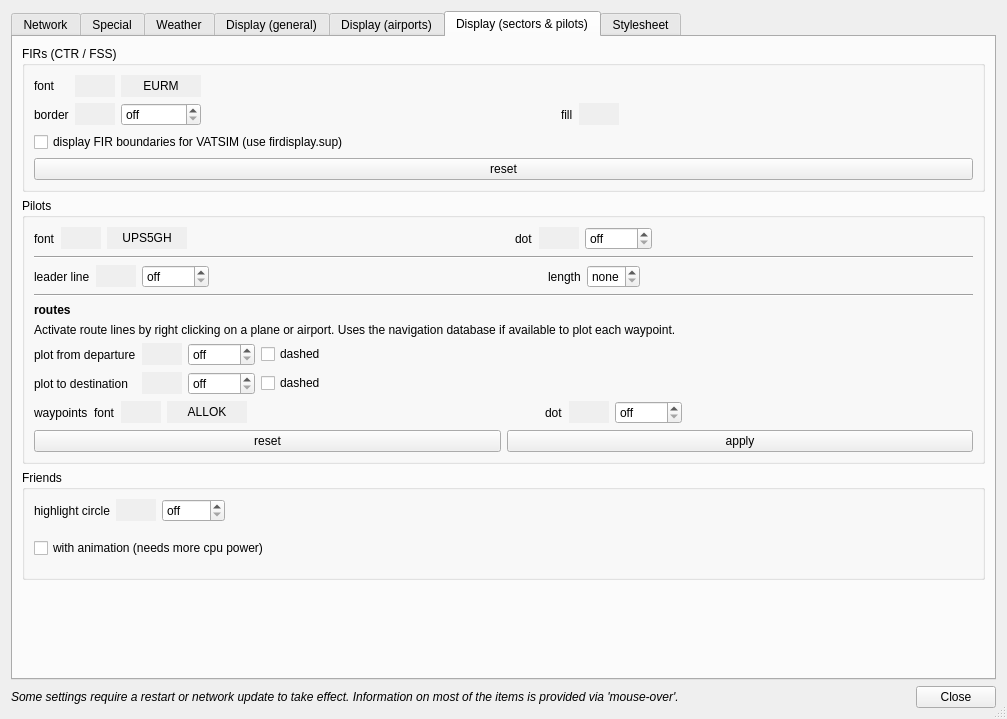
First picture: the form in src/PreferencesDialog.ui, repository qutescoop/qutescoop, before the edit.
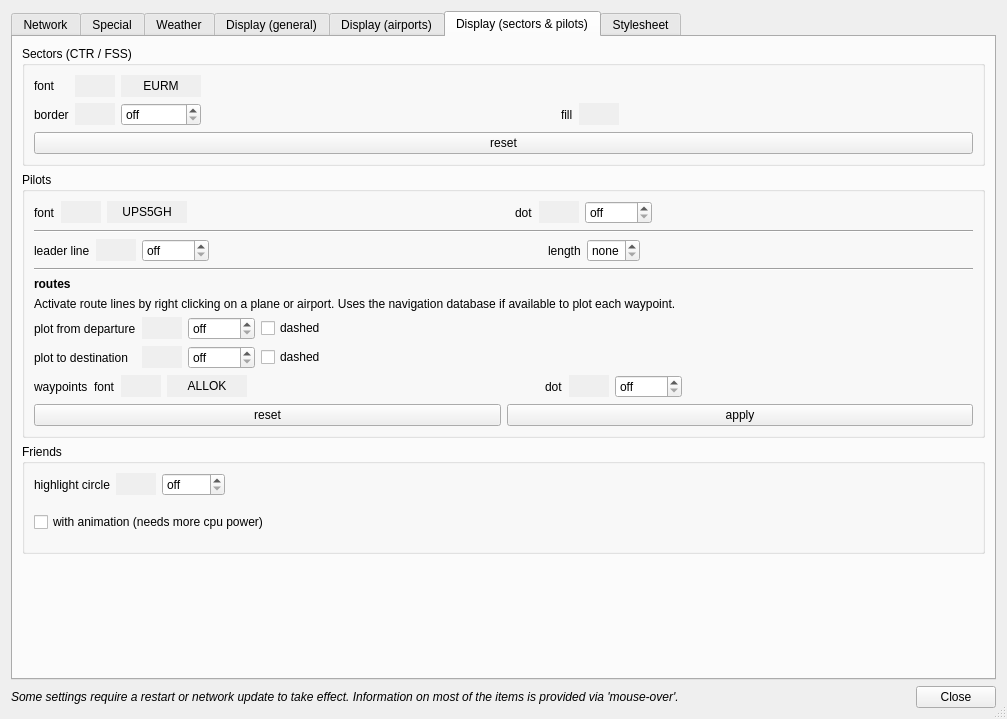
Second picture: the form after the edit. The open tabs and pages were chosen to show the change. Icons and pictures are not drawn.

Commit message:
[!!!][TASK] remove firdisplay.sup usage (#70)
`firdisplay.sup` has been used to overlay VATSIM-specific changes to the
sector structure.

The former contents of `firdisplay.sup` have been merged into `firdisplay.dat`.

The empty file is left in the repository so that older clients can still
download it.

BREAKING: QuteScoop does not read `firdisplay.sup` any more.

```diff
--- a/src/PreferencesDialog.ui
+++ b/src/PreferencesDialog.ui
@@ -2195,7 +2195,7 @@
        <item>
         <widget class="QGroupBox" name="groupBoxFirs">
          <property name="title">
-          <string>FIRs (CTR / FSS)</string>
+          <string>Sectors (CTR / FSS)</string>
          </property>
          <layout class="QVBoxLayout" name="verticalLayout_3">
           <item>
@@ -2335,16 +2335,6 @@
             </item>
            </layout>
           </item>
-          <item>
-           <widget class="QCheckBox" name="cbReadSupFile">
-            <property name="toolTip">
-             <string>Extends firdisplay.dat.</string>
-            </property>
-            <property name="text">
-             <string>display FIR boundaries for VATSIM (use firdisplay.sup)</string>
-            </property>
-           </widget>
-          </item>
           <item>
            <widget class="QPushButton" name="buttonResetFir">
             <property name="toolTip">
```
Left out of the diff: 1 changed line with no effect on the pictures. The commit also changes 10 other files.
